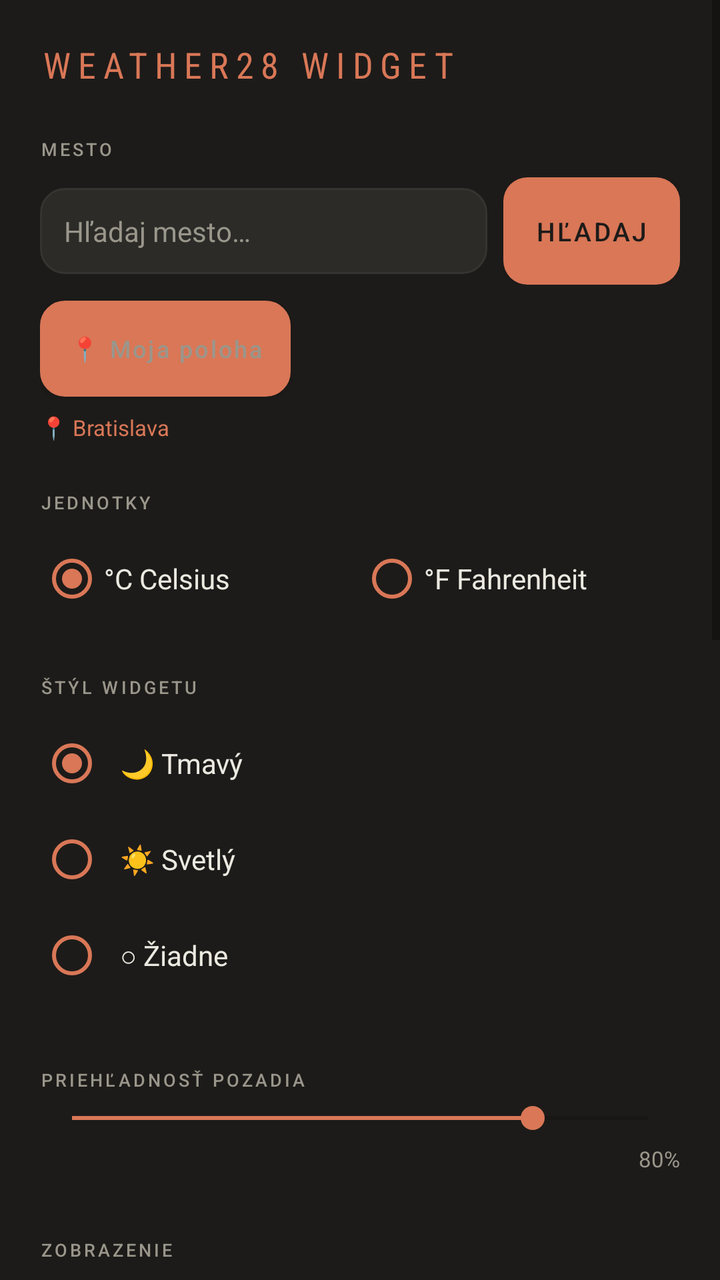
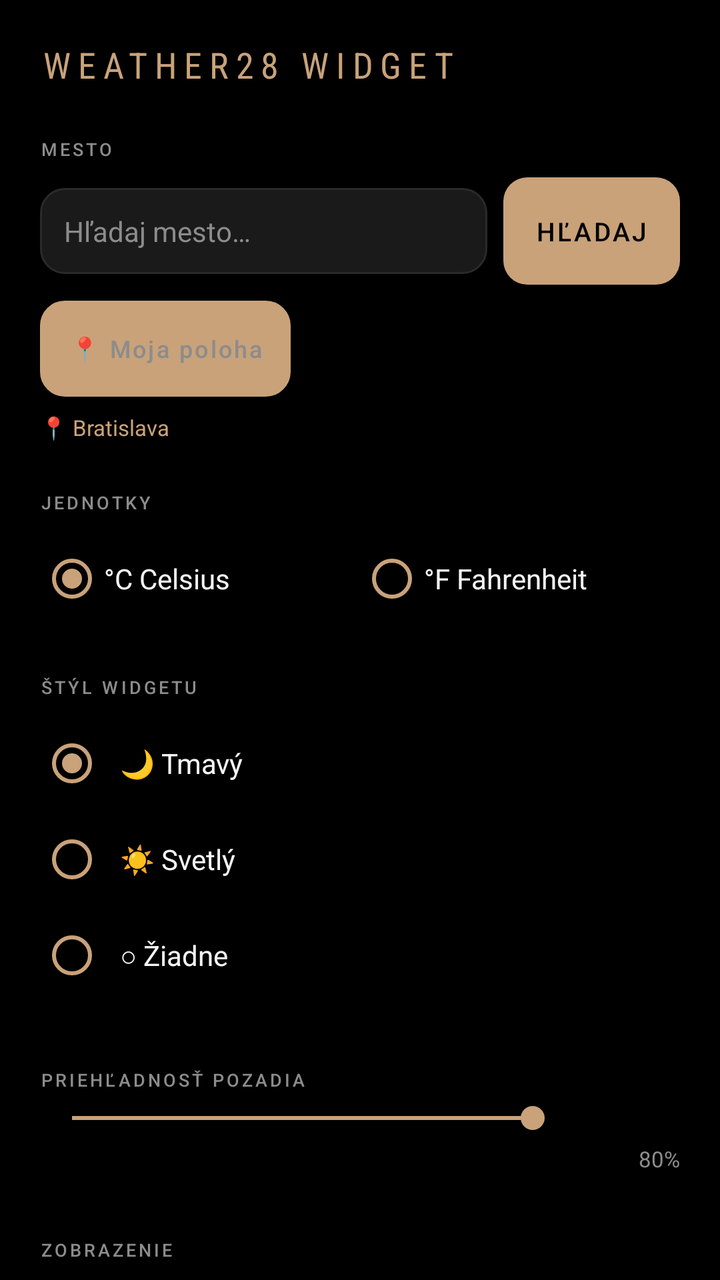

The first picture is an Android layout as it rendered before a commit; the second is the same layout after the commit. The layout source and the unified diff follow.
<!-- AndroidManifest.xml: activity theme Theme.Weather28.Config -->
<!-- res/layout/activity_widget_config.xml -->
<?xml version="1.0" encoding="utf-8"?>
<ScrollView xmlns:android="http://schemas.android.com/apk/res/android"
    android:layout_width="match_parent"
    android:layout_height="match_parent"
    android:background="#1d1b19"
    android:fillViewport="true">

    <LinearLayout
        android:layout_width="match_parent"
        android:layout_height="wrap_content"
        android:orientation="vertical"
        android:padding="20dp">

        <TextView
            android:layout_width="match_parent"
            android:layout_height="wrap_content"
            android:text="WEATHER28 WIDGET"
            android:textColor="#d97757"
            android:textSize="18sp"
            android:fontFamily="sans-serif-condensed"
            android:textAllCaps="true"
            android:letterSpacing="0.2"
            android:layout_marginBottom="24dp"/>

        
        <TextView
            android:layout_width="match_parent"
            android:layout_height="wrap_content"
            android:text="@string/cfg_city"
            android:textColor="#9a968b"
            android:textSize="9sp"
            android:textAllCaps="true"
            android:letterSpacing="0.15"
            android:fontFamily="sans-serif-medium"
            android:layout_marginBottom="8dp"/>

        <LinearLayout
            android:layout_width="match_parent"
            android:layout_height="wrap_content"
            android:orientation="horizontal"
            android:gravity="center_vertical">

            <EditText
                android:id="@+id/et_city"
                android:layout_width="0dp"
                android:layout_height="wrap_content"
                android:layout_weight="1"
                android:hint="@string/cfg_search_hint"
                android:textColor="#ece9e1"
                android:textColorHint="#9a968b"
                android:background="@drawable/config_input_bg"
                android:padding="12dp"
                android:textSize="14sp"
                android:inputType="text"
                android:imeOptions="actionSearch"
                android:singleLine="true"
                android:layout_marginEnd="8dp"/>

            <Button
                android:id="@+id/btn_search"
                android:layout_width="wrap_content"
                android:layout_height="wrap_content"
                android:text="@string/cfg_search"
                android:background="@drawable/config_btn_bg"
                android:textColor="#1d1b19"
                android:fontFamily="sans-serif-medium"
                android:textSize="13sp"
                android:paddingStart="16dp"
                android:paddingEnd="16dp"
                android:paddingTop="12dp"
                android:paddingBottom="12dp"/>
        </LinearLayout>

        <ProgressBar
            android:id="@+id/progress_search"
            android:layout_width="wrap_content"
            android:layout_height="wrap_content"
            android:layout_gravity="center_horizontal"
            android:layout_marginTop="8dp"
            android:visibility="gone"
            android:indeterminateTint="#d97757"/>

        
        <Button
            android:id="@+id/btn_gps"
            android:layout_width="wrap_content"
            android:layout_height="wrap_content"
            android:text="@string/cfg_my_location"
            android:background="@drawable/config_input_bg"
            android:textColor="#9a968b"
            android:fontFamily="sans-serif-medium"
            android:textSize="12sp"
            android:paddingStart="14dp"
            android:paddingEnd="14dp"
            android:paddingTop="9dp"
            android:paddingBottom="9dp"
            android:layout_marginTop="8dp"
            android:textAllCaps="false"/>

        <TextView
            android:id="@+id/tv_search_result"
            android:layout_width="match_parent"
            android:layout_height="wrap_content"
            android:text="📍 Bratislava"
            android:textColor="#d97757"
            android:textSize="11sp"
            android:layout_marginTop="8dp"
            android:layout_marginBottom="24dp"/>

        
        <TextView
            android:layout_width="match_parent"
            android:layout_height="wrap_content"
            android:text="@string/cfg_units"
            android:textColor="#9a968b"
            android:textSize="9sp"
            android:textAllCaps="true"
            android:letterSpacing="0.15"
            android:fontFamily="sans-serif-medium"
            android:layout_marginBottom="8dp"/>

        <RadioGroup
            android:id="@+id/rg_unit"
            android:layout_width="match_parent"
            android:layout_height="wrap_content"
            android:orientation="horizontal"
            android:layout_marginBottom="24dp">

            <RadioButton
                android:id="@+id/rb_celsius"
                android:layout_width="0dp"
                android:layout_height="wrap_content"
                android:layout_weight="1"
                android:text="°C Celsius"
                android:textColor="#ece9e1"
                android:buttonTint="#d97757"
                android:checked="true"/>

            <RadioButton
                android:id="@+id/rb_fahrenheit"
                android:layout_width="0dp"
                android:layout_height="wrap_content"
                android:layout_weight="1"
                android:text="°F Fahrenheit"
                android:textColor="#ece9e1"
                android:buttonTint="#d97757"/>
        </RadioGroup>

        
        <TextView
            android:layout_width="match_parent"
            android:layout_height="wrap_content"
            android:text="@string/cfg_style"
            android:textColor="#9a968b"
            android:textSize="9sp"
            android:textAllCaps="true"
            android:letterSpacing="0.15"
            android:fontFamily="sans-serif-medium"
            android:layout_marginBottom="8dp"/>

        <RadioGroup
            android:id="@+id/rg_style"
            android:layout_width="match_parent"
            android:layout_height="wrap_content"
            android:orientation="vertical"
            android:layout_marginBottom="32dp">

            <RadioButton
                android:id="@+id/rb_dark"
                android:layout_width="match_parent"
                android:layout_height="wrap_content"
                android:text="@string/cfg_style_dark"
                android:textColor="#ece9e1"
                android:textSize="14sp"
                android:buttonTint="#d97757"
                android:padding="8dp"
                android:checked="true"/>

            <RadioButton
                android:id="@+id/rb_light"
                android:layout_width="match_parent"
                android:layout_height="wrap_content"
                android:text="@string/cfg_style_light"
                android:textColor="#ece9e1"
                android:textSize="14sp"
                android:buttonTint="#d97757"
                android:padding="8dp"/>

            <RadioButton
                android:id="@+id/rb_transparent"
                android:layout_width="match_parent"
                android:layout_height="wrap_content"
                android:text="@string/cfg_style_none"
                android:textColor="#ece9e1"
                android:textSize="14sp"
                android:buttonTint="#d97757"
                android:padding="8dp"/>
        </RadioGroup>

        
        <TextView
            android:id="@+id/tv_opacity_label"
            android:layout_width="match_parent"
            android:layout_height="wrap_content"
            android:text="@string/cfg_opacity"
            android:textColor="#9a968b"
            android:textSize="9sp"
            android:textAllCaps="true"
            android:letterSpacing="0.15"
            android:fontFamily="sans-serif-medium"
            android:layout_marginBottom="4dp"/>

        <SeekBar
            android:id="@+id/sb_opacity"
            android:layout_width="match_parent"
            android:layout_height="wrap_content"
            android:max="5"
            android:progress="4"
            android:progressTint="#d97757"
            android:thumbTint="#d97757"
            android:layout_marginBottom="4dp"/>

        <TextView
            android:id="@+id/tv_opacity_val"
            android:layout_width="match_parent"
            android:layout_height="wrap_content"
            android:text="80%"
            android:textColor="#9a968b"
            android:textSize="11sp"
            android:gravity="end"
            android:layout_marginBottom="24dp"/>

        
        <TextView
            android:id="@+id/tv_glass_label"
            android:layout_width="match_parent"
            android:layout_height="wrap_content"
            android:text="@string/cfg_glass"
            android:textColor="#9a968b"
            android:textSize="9sp"
            android:textAllCaps="true"
            android:letterSpacing="0.15"
            android:fontFamily="sans-serif-medium"
            android:layout_marginBottom="4dp"
            android:visibility="gone"/>

        <SeekBar
            android:id="@+id/sb_glass"
            android:layout_width="match_parent"
            android:layout_height="wrap_content"
            android:max="5"
            android:progress="1"
            android:progressTint="#d97757"
            android:thumbTint="#d97757"
            android:layout_marginBottom="4dp"
            android:visibility="gone"/>

        <TextView
            android:id="@+id/tv_glass_val"
            android:layout_width="match_parent"
            android:layout_height="wrap_content"
            android:text="20%"
            android:textColor="#9a968b"
            android:textSize="11sp"
            android:gravity="end"
            android:layout_marginBottom="24dp"
            android:visibility="gone"/>




        
        <TextView
            android:layout_width="match_parent"
            android:layout_height="wrap_content"
            android:text="@string/cfg_display"
            android:textColor="#9a968b"
            android:textSize="9sp"
            android:textAllCaps="true"
            android:letterSpacing="0.15"
            android:fontFamily="sans-serif-medium"
            android:layout_marginBottom="8dp"
            android:layout_marginTop="8dp"/>

        <RadioGroup
            android:id="@+id/rg_mode"
            android:layout_width="match_parent"
            android:layout_height="wrap_content"
            android:orientation="horizontal"
            android:layout_marginBottom="24dp">

            <RadioButton
                android:id="@+id/rb_mode_duo"
                android:layout_width="0dp"
                android:layout_height="wrap_content"
                android:layout_weight="1"
                android:text="@string/cfg_mode_duo"
                android:textColor="#ece9e1"
                android:buttonTint="#d97757"
                android:checked="true"/>

            <RadioButton
                android:id="@+id/rb_mode_single"
                android:layout_width="0dp"
                android:layout_height="wrap_content"
                android:layout_weight="1"
                android:text="@string/cfg_mode_single"
                android:textColor="#ece9e1"
                android:buttonTint="#d97757"/>
        </RadioGroup>

        
        <CheckBox
            android:id="@+id/cb_show_text"
            android:layout_width="match_parent"
            android:layout_height="wrap_content"
            android:text="@string/cfg_show_text"
            android:textColor="#ece9e1"
            android:textSize="14sp"
            android:buttonTint="#d97757"
            android:checked="true"
            android:layout_marginBottom="12dp"/>

        <TextView
            android:id="@+id/tv_font_label"
            android:layout_width="match_parent"
            android:layout_height="wrap_content"
            android:text="@string/cfg_text_font"
            android:textColor="#9a968b"
            android:textSize="9sp"
            android:textAllCaps="true"
            android:letterSpacing="0.15"
            android:fontFamily="sans-serif-medium"
            android:layout_marginBottom="8dp"/>

        <RadioGroup
            android:id="@+id/rg_font"
            android:layout_width="match_parent"
            android:layout_height="wrap_content"
            android:orientation="vertical"
            android:layout_marginBottom="24dp">

            <RadioButton
                android:id="@+id/rb_font_default"
                android:layout_width="match_parent"
                android:layout_height="wrap_content"
                android:text="@string/cfg_font_default"
                android:textColor="#ece9e1"
                android:buttonTint="#d97757"
                android:checked="true"/>

            <RadioButton
                android:id="@+id/rb_font_inter"
                android:layout_width="match_parent"
                android:layout_height="wrap_content"
                android:text="Inter"
                android:textColor="#ece9e1"
                android:buttonTint="#d97757"/>

            <RadioButton
                android:id="@+id/rb_font_bebas"
                android:layout_width="match_parent"
                android:layout_height="wrap_content"
                android:text="Bebas Neue"
                android:textColor="#ece9e1"
                android:buttonTint="#d97757"/>

            <RadioButton
                android:id="@+id/rb_font_condensed"
                android:layout_width="match_parent"
                android:layout_height="wrap_content"
                android:text="Condensed"
                android:textColor="#ece9e1"
                android:buttonTint="#d97757"/>

            <RadioButton
                android:id="@+id/rb_font_serif"
                android:layout_width="match_parent"
                android:layout_height="wrap_content"
                android:text="Serif"
                android:textColor="#ece9e1"
                android:buttonTint="#d97757"/>

            <RadioButton
                android:id="@+id/rb_font_mono"
                android:layout_width="match_parent"
                android:layout_height="wrap_content"
                android:text="Mono"
                android:textColor="#ece9e1"
                android:buttonTint="#d97757"/>
        </RadioGroup>

        
        <TextView
            android:layout_width="match_parent"
            android:layout_height="wrap_content"
            android:text="@string/cfg_interval"
            android:textColor="#9a968b"
            android:textSize="9sp"
            android:textAllCaps="true"
            android:letterSpacing="0.15"
            android:fontFamily="sans-serif-medium"
            android:layout_marginBottom="8dp"
            android:layout_marginTop="8dp"/>

        <RadioGroup
            android:id="@+id/rg_interval"
            android:layout_width="match_parent"
            android:layout_height="wrap_content"
            android:orientation="horizontal"
            android:layout_marginBottom="24dp">

            <RadioButton
                android:id="@+id/rb_15min"
                android:layout_width="0dp"
                android:layout_height="wrap_content"
                android:layout_weight="1"
                android:text="15 min"
                android:textColor="#ece9e1"
                android:buttonTint="#d97757"/>

            <RadioButton
                android:id="@+id/rb_30min"
                android:layout_width="0dp"
                android:layout_height="wrap_content"
                android:layout_weight="1"
                android:text="30 min"
                android:textColor="#ece9e1"
                android:buttonTint="#d97757"
                android:checked="true"/>

            <RadioButton
                android:id="@+id/rb_60min"
                android:layout_width="0dp"
                android:layout_height="wrap_content"
                android:layout_weight="1"
                android:text="60 min"
                android:textColor="#ece9e1"
                android:buttonTint="#d97757"/>
        </RadioGroup>

        
        <Button
            android:id="@+id/btn_save"
            android:layout_width="match_parent"
            android:layout_height="56dp"
            android:text="@string/cfg_add"
            android:background="@drawable/config_btn_bg"
            android:textColor="#1d1b19"
            android:fontFamily="sans-serif-medium"
            android:textSize="15sp"
            android:textAllCaps="false"/>

    </LinearLayout>
</ScrollView>
<!-- resources referenced by this layout -->
<resources>
  <!-- drawable config_btn_bg (drawable) -->
  <?xml version="1.0" encoding="utf-8"?>
  <shape xmlns:android="http://schemas.android.com/apk/res/android" android:shape="rectangle">
      <gradient android:startColor="#d97757" android:endColor="#c9a27a" android:angle="135"/>
      <corners android:radius="12dp"/>
  </shape>
  <!-- drawable config_input_bg (drawable) -->
  <?xml version="1.0" encoding="utf-8"?>
  <shape xmlns:android="http://schemas.android.com/apk/res/android" android:shape="rectangle">
      <solid android:color="#2c2b28"/>
      <corners android:radius="12dp"/>
      <stroke android:width="1dp" android:color="#363431"/>
  </shape>
  <string name="cfg_add">Pridať widget</string>
  <string name="cfg_city">MESTO</string>
  <string name="cfg_display">ZOBRAZENIE</string>
  <string name="cfg_font_default">Pôvodné (Bebas + Inter)</string>
  <string name="cfg_glass">INTENZITA LIQUID GLASS</string>
  <string name="cfg_interval">INTERVAL OBNOVY</string>
  <string name="cfg_mode_duo">Dnes + Zajtra</string>
  <string name="cfg_mode_single">Len Dnes</string>
  <string name="cfg_my_location">📍 Moja poloha</string>
  <string name="cfg_opacity">PRIEHĽADNOSŤ POZADIA</string>
  <string name="cfg_search">Hľadaj</string>
  <string name="cfg_search_hint">Hľadaj mesto…</string>
  <string name="cfg_show_text">Textová predpoveď (dážď)</string>
  <string name="cfg_style">ŠTÝL WIDGETU</string>
  <string name="cfg_style_dark">🌙  Tmavý</string>
  <string name="cfg_style_light">☀️  Svetlý</string>
  <string name="cfg_style_none">○  Žiadne</string>
  <string name="cfg_text_font">PÍSMO WIDGETU</string>
  <string name="cfg_units">JEDNOTKY</string>
  <style name="Theme.Weather28.Config" parent="Theme.MaterialComponents.DayNight.NoActionBar">
          <item name="colorPrimary">#d97757</item>
          <item name="android:windowBackground">#1d1b19</item>
          <item name="android:statusBarColor">#1d1b19</item>
          <item name="android:navigationBarColor">#1d1b19</item>
      </style>
</resources>

<!-- the commit's change to res/layout/activity_widget_config.xml (unified diff, before → after) -->
@@ -2,7 +2,7 @@
 <ScrollView xmlns:android="http://schemas.android.com/apk/res/android"
     android:layout_width="match_parent"
     android:layout_height="match_parent"
-    android:background="#1d1b19"
+    android:background="#000000"
     android:fillViewport="true">
 
     <LinearLayout
@@ -15,7 +15,7 @@
             android:layout_width="match_parent"
             android:layout_height="wrap_content"
             android:text="WEATHER28 WIDGET"
-            android:textColor="#d97757"
+            android:textColor="#c9a27a"
             android:textSize="18sp"
             android:fontFamily="sans-serif-condensed"
             android:textAllCaps="true"
@@ -27,7 +27,7 @@
             android:layout_width="match_parent"
             android:layout_height="wrap_content"
             android:text="@string/cfg_city"
-            android:textColor="#9a968b"
+            android:textColor="#8c8c8c"
             android:textSize="9sp"
             android:textAllCaps="true"
             android:letterSpacing="0.15"
@@ -46,8 +46,8 @@
                 android:layout_height="wrap_content"
                 android:layout_weight="1"
                 android:hint="@string/cfg_search_hint"
-                android:textColor="#ece9e1"
-                android:textColorHint="#9a968b"
+                android:textColor="#f5f5f5"
+                android:textColorHint="#8c8c8c"
                 android:background="@drawable/config_input_bg"
                 android:padding="12dp"
                 android:textSize="14sp"
@@ -62,7 +62,7 @@
                 android:layout_height="wrap_content"
                 android:text="@string/cfg_search"
                 android:background="@drawable/config_btn_bg"
-                android:textColor="#1d1b19"
+                android:textColor="#000000"
                 android:fontFamily="sans-serif-medium"
                 android:textSize="13sp"
                 android:paddingStart="16dp"
@@ -78,7 +78,7 @@
             android:layout_gravity="center_horizontal"
             android:layout_marginTop="8dp"
             android:visibility="gone"
-            android:indeterminateTint="#d97757"/>
+            android:indeterminateTint="#c9a27a"/>
 
         
         <Button
@@ -87,7 +87,7 @@
             android:layout_height="wrap_content"
             android:text="@string/cfg_my_location"
             android:background="@drawable/config_input_bg"
-            android:textColor="#9a968b"
+            android:textColor="#8c8c8c"
             android:fontFamily="sans-serif-medium"
             android:textSize="12sp"
             android:paddingStart="14dp"
@@ -102,7 +102,7 @@
             android:layout_width="match_parent"
             android:layout_height="wrap_content"
             android:text="📍 Bratislava"
-            android:textColor="#d97757"
+            android:textColor="#c9a27a"
             android:textSize="11sp"
             android:layout_marginTop="8dp"
             android:layout_marginBottom="24dp"/>
@@ -112,7 +112,7 @@
             android:layout_width="match_parent"
             android:layout_height="wrap_content"
             android:text="@string/cfg_units"
-            android:textColor="#9a968b"
+            android:textColor="#8c8c8c"
             android:textSize="9sp"
             android:textAllCaps="true"
             android:letterSpacing="0.15"
@@ -132,8 +132,8 @@
                 android:layout_height="wrap_content"
                 android:layout_weight="1"
                 android:text="°C Celsius"
-                android:textColor="#ece9e1"
-                android:buttonTint="#d97757"
+                android:textColor="#f5f5f5"
+                android:buttonTint="#c9a27a"
                 android:checked="true"/>
 
             <RadioButton
@@ -142,8 +142,8 @@
                 android:layout_height="wrap_content"
                 android:layout_weight="1"
                 android:text="°F Fahrenheit"
-                android:textColor="#ece9e1"
-                android:buttonTint="#d97757"/>
+                android:textColor="#f5f5f5"
+                android:buttonTint="#c9a27a"/>
         </RadioGroup>
 
         
@@ -151,7 +151,7 @@
             android:layout_width="match_parent"
             android:layout_height="wrap_content"
             android:text="@string/cfg_style"
-            android:textColor="#9a968b"
+            android:textColor="#8c8c8c"
             android:textSize="9sp"
             android:textAllCaps="true"
             android:letterSpacing="0.15"
@@ -170,9 +170,9 @@
                 android:layout_width="match_parent"
                 android:layout_height="wrap_content"
                 android:text="@string/cfg_style_dark"
-                android:textColor="#ece9e1"
+                android:textColor="#f5f5f5"
                 android:textSize="14sp"
-                android:buttonTint="#d97757"
+                android:buttonTint="#c9a27a"
                 android:padding="8dp"
                 android:checked="true"/>
 
@@ -181,9 +181,9 @@
                 android:layout_width="match_parent"
                 android:layout_height="wrap_content"
                 android:text="@string/cfg_style_light"
-                android:textColor="#ece9e1"
+                android:textColor="#f5f5f5"
                 android:textSize="14sp"
-                android:buttonTint="#d97757"
+                android:buttonTint="#c9a27a"
                 android:padding="8dp"/>
 
             <RadioButton
@@ -191,9 +191,9 @@
                 android:layout_width="match_parent"
                 android:layout_height="wrap_content"
                 android:text="@string/cfg_style_none"
-                android:textColor="#ece9e1"
+                android:textColor="#f5f5f5"
                 android:textSize="14sp"
-                android:buttonTint="#d97757"
+                android:buttonTint="#c9a27a"
                 android:padding="8dp"/>
         </RadioGroup>
 
@@ -203,7 +203,7 @@
             android:layout_width="match_parent"
             android:layout_height="wrap_content"
             android:text="@string/cfg_opacity"
-            android:textColor="#9a968b"
+            android:textColor="#8c8c8c"
             android:textSize="9sp"
             android:textAllCaps="true"
             android:letterSpacing="0.15"
@@ -216,8 +216,8 @@
             android:layout_height="wrap_content"
             android:max="5"
             android:progress="4"
-            android:progressTint="#d97757"
-            android:thumbTint="#d97757"
+            android:progressTint="#c9a27a"
+            android:thumbTint="#c9a27a"
             android:layout_marginBottom="4dp"/>
 
         <TextView
@@ -225,7 +225,7 @@
             android:layout_width="match_parent"
             android:layout_height="wrap_content"
             android:text="80%"
-            android:textColor="#9a968b"
+            android:textColor="#8c8c8c"
             android:textSize="11sp"
             android:gravity="end"
             android:layout_marginBottom="24dp"/>
@@ -236,7 +236,7 @@
             android:layout_width="match_parent"
             android:layout_height="wrap_content"
             android:text="@string/cfg_glass"
-            android:textColor="#9a968b"
+            android:textColor="#8c8c8c"
             android:textSize="9sp"
             android:textAllCaps="true"
             android:letterSpacing="0.15"
@@ -250,8 +250,8 @@
             android:layout_height="wrap_content"
             android:max="5"
             android:progress="1"
-            android:progressTint="#d97757"
-            android:thumbTint="#d97757"
+            android:progressTint="#c9a27a"
+            android:thumbTint="#c9a27a"
             android:layout_marginBottom="4dp"
             android:visibility="gone"/>
 
@@ -260,7 +260,7 @@
             android:layout_width="match_parent"
             android:layout_height="wrap_content"
             android:text="20%"
-            android:textColor="#9a968b"
+            android:textColor="#8c8c8c"
             android:textSize="11sp"
             android:gravity="end"
             android:layout_marginBottom="24dp"
@@ -274,7 +274,7 @@
             android:layout_width="match_parent"
             android:layout_height="wrap_content"
             android:text="@string/cfg_display"
-            android:textColor="#9a968b"
+            android:textColor="#8c8c8c"
             android:textSize="9sp"
             android:textAllCaps="true"
             android:letterSpacing="0.15"
@@ -295,8 +295,8 @@
                 android:layout_height="wrap_content"
                 android:layout_weight="1"
                 android:text="@string/cfg_mode_duo"
-                android:textColor="#ece9e1"
-                android:buttonTint="#d97757"
+                android:textColor="#f5f5f5"
+                android:buttonTint="#c9a27a"
                 android:checked="true"/>
 
             <RadioButton
@@ -305,8 +305,8 @@
                 android:layout_height="wrap_content"
                 android:layout_weight="1"
                 android:text="@string/cfg_mode_single"
-                android:textColor="#ece9e1"
-                android:buttonTint="#d97757"/>
+                android:textColor="#f5f5f5"
+                android:buttonTint="#c9a27a"/>
         </RadioGroup>
 
         
@@ -315,9 +315,9 @@
             android:layout_width="match_parent"
             android:layout_height="wrap_content"
             android:text="@string/cfg_show_text"
-            android:textColor="#ece9e1"
+            android:textColor="#f5f5f5"
             android:textSize="14sp"
-            android:buttonTint="#d97757"
+            android:buttonTint="#c9a27a"
             android:checked="true"
             android:layout_marginBottom="12dp"/>
 
@@ -326,7 +326,7 @@
             android:layout_width="match_parent"
             android:layout_height="wrap_content"
             android:text="@string/cfg_text_font"
-            android:textColor="#9a968b"
+            android:textColor="#8c8c8c"
             android:textSize="9sp"
             android:textAllCaps="true"
             android:letterSpacing="0.15"
@@ -345,8 +345,8 @@
                 android:layout_width="match_parent"
                 android:layout_height="wrap_content"
                 android:text="@string/cfg_font_default"
-                android:textColor="#ece9e1"
-                android:buttonTint="#d97757"
+                android:textColor="#f5f5f5"
+                android:buttonTint="#c9a27a"
                 android:checked="true"/>
 
             <RadioButton
@@ -354,40 +354,40 @@
                 android:layout_width="match_parent"
                 android:layout_height="wrap_content"
                 android:text="Inter"
-                android:textColor="#ece9e1"
-                android:buttonTint="#d97757"/>
+                android:textColor="#f5f5f5"
+                android:buttonTint="#c9a27a"/>
 
             <RadioButton
                 android:id="@+id/rb_font_bebas"
                 android:layout_width="match_parent"
                 android:layout_height="wrap_content"
                 android:text="Bebas Neue"
-                android:textColor="#ece9e1"
-                android:buttonTint="#d97757"/>
+                android:textColor="#f5f5f5"
+                android:buttonTint="#c9a27a"/>
 
             <RadioButton
                 android:id="@+id/rb_font_condensed"
                 android:layout_width="match_parent"
                 android:layout_height="wrap_content"
                 android:text="Condensed"
-                android:textColor="#ece9e1"
-                android:buttonTint="#d97757"/>
+                android:textColor="#f5f5f5"
+                android:buttonTint="#c9a27a"/>
 
             <RadioButton
                 android:id="@+id/rb_font_serif"
                 android:layout_width="match_parent"
                 android:layout_height="wrap_content"
                 android:text="Serif"
-                android:textColor="#ece9e1"
-                android:buttonTint="#d97757"/>
+                android:textColor="#f5f5f5"
+                android:buttonTint="#c9a27a"/>
 
             <RadioButton
                 android:id="@+id/rb_font_mono"
                 android:layout_width="match_parent"
                 android:layout_height="wrap_content"
                 android:text="Mono"
-                android:textColor="#ece9e1"
-                android:buttonTint="#d97757"/>
+                android:textColor="#f5f5f5"
+                android:buttonTint="#c9a27a"/>
         </RadioGroup>
 
         
@@ -395,7 +395,7 @@
             android:layout_width="match_parent"
             android:layout_height="wrap_content"
             android:text="@string/cfg_interval"
-            android:textColor="#9a968b"
+            android:textColor="#8c8c8c"
             android:textSize="9sp"
             android:textAllCaps="true"
             android:letterSpacing="0.15"
@@ -416,8 +416,8 @@
                 android:layout_height="wrap_content"
                 android:layout_weight="1"
                 android:text="15 min"
-                android:textColor="#ece9e1"
-                android:buttonTint="#d97757"/>
+                android:textColor="#f5f5f5"
+                android:buttonTint="#c9a27a"/>
 
             <RadioButton
                 android:id="@+id/rb_30min"
@@ -425,8 +425,8 @@
                 android:layout_height="wrap_content"
                 android:layout_weight="1"
                 android:text="30 min"
-                android:textColor="#ece9e1"
-                android:buttonTint="#d97757"
+                android:textColor="#f5f5f5"
+                android:buttonTint="#c9a27a"
                 android:checked="true"/>
 
             <RadioButton
@@ -435,8 +435,8 @@
                 android:layout_height="wrap_content"
                 android:layout_weight="1"
                 android:text="60 min"
-                android:textColor="#ece9e1"
-                android:buttonTint="#d97757"/>
+                android:textColor="#f5f5f5"
+                android:buttonTint="#c9a27a"/>
         </RadioGroup>
 
         
@@ -446,7 +446,7 @@
             android:layout_height="56dp"
             android:text="@string/cfg_add"
             android:background="@drawable/config_btn_bg"
-            android:textColor="#1d1b19"
+            android:textColor="#000000"
             android:fontFamily="sans-serif-medium"
             android:textSize="15sp"
             android:textAllCaps="false"/>
<!-- resource entries referenced after the edit -->
@@ -3,15 +3,15 @@
   <!-- drawable config_btn_bg (drawable) -->
   <?xml version="1.0" encoding="utf-8"?>
   <shape xmlns:android="http://schemas.android.com/apk/res/android" android:shape="rectangle">
-      <gradient android:startColor="#d97757" android:endColor="#c9a27a" android:angle="135"/>
+      <solid android:color="#c9a27a"/>
       <corners android:radius="12dp"/>
   </shape>
   <!-- drawable config_input_bg (drawable) -->
   <?xml version="1.0" encoding="utf-8"?>
   <shape xmlns:android="http://schemas.android.com/apk/res/android" android:shape="rectangle">
-      <solid android:color="#2c2b28"/>
+      <solid android:color="#1a1a1a"/>
       <corners android:radius="12dp"/>
-      <stroke android:width="1dp" android:color="#363431"/>
+      <stroke android:width="1dp" android:color="#2a2a2a"/>
   </shape>
   <string name="cfg_add">Pridať widget</string>
   <string name="cfg_city">MESTO</string>
@@ -33,10 +33,10 @@
   <string name="cfg_text_font">PÍSMO WIDGETU</string>
   <string name="cfg_units">JEDNOTKY</string>
   <style name="Theme.Weather28.Config" parent="Theme.MaterialComponents.DayNight.NoActionBar">
-          <item name="colorPrimary">#d97757</item>
-          <item name="android:windowBackground">#1d1b19</item>
-          <item name="android:statusBarColor">#1d1b19</item>
-          <item name="android:navigationBarColor">#1d1b19</item>
+          <item name="colorPrimary">#c9a27a</item>
+          <item name="android:windowBackground">#000000</item>
+          <item name="android:statusBarColor">#000000</item>
+          <item name="android:navigationBarColor">#000000</item>
       </style>
 </resources>
 
